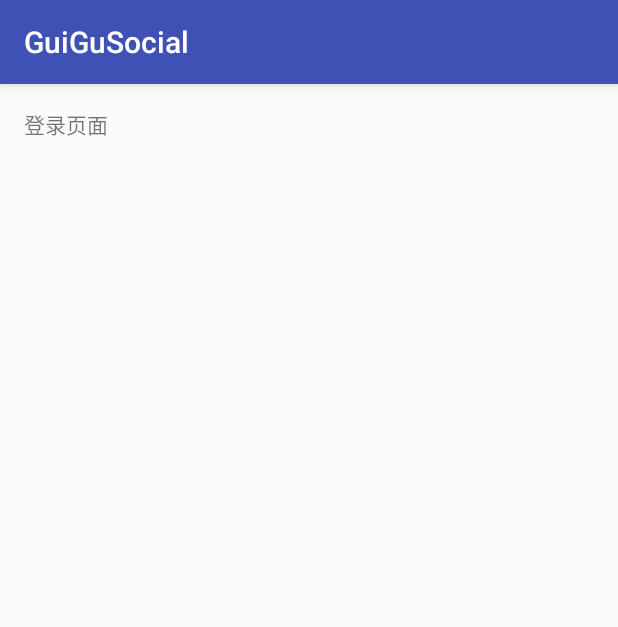
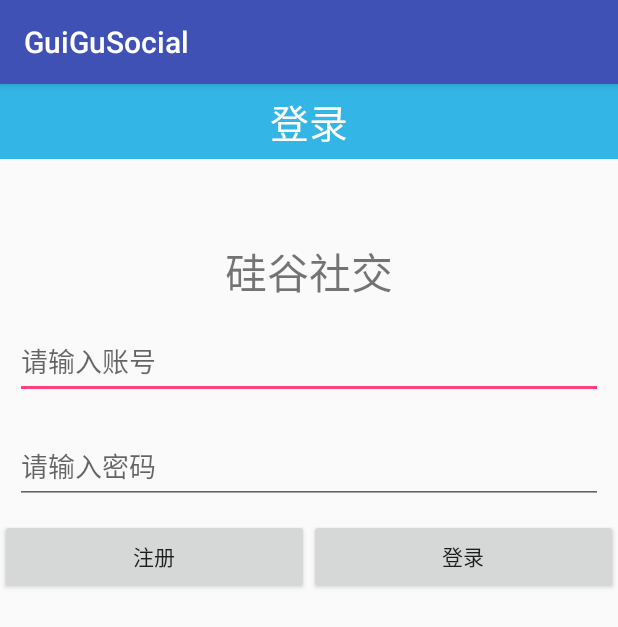
Before and after one commit to lianshuideyu/GuiGuSocial, an Android app: the screen it shows after launch (LoginActivity), on a phone screen of 412 x 824 dp. Shown: the top 627 px of the screen. Run offline under Robolectric (Android 15) with nearby library versions, the phone set to English and light mode, and no system bars; our stand-ins replace ButterKnife; libraries missing offline, so code that uses them is left out: com.hyphenate.chat; 6 statements that could not run were skipped.

```diff
--- a/app/src/main/java/com/atguigu/guigusocial/common/MyApplication.java
+++ b/app/src/main/java/com/atguigu/guigusocial/common/MyApplication.java
@@ -2,6 +2,7 @@ package com.atguigu.guigusocial.common;
 
 import android.app.Application;
 
+import com.atguigu.guigusocial.model.Model;
 import com.hyphenate.chat.EMClient;
 import com.hyphenate.chat.EMOptions;
 
@@ -24,5 +25,12 @@ public class MyApplication extends Application {
         EMClient.getInstance().init(this, options);
 //在做打包混淆时，关闭debug模式，避免消耗不必要的资源
         EMClient.getInstance().setDebugMode(true);
+
+        /**
+         * 初始化Model
+         *
+         */
+        Model.getInstance().init(this);
+
     }
 }
--- /dev/null
+++ b/app/src/main/java/com/atguigu/guigusocial/model/Model.java
@@ -0,0 +1,45 @@
+package com.atguigu.guigusocial.model;
+
+import android.content.Context;
+
+import java.util.concurrent.ExecutorService;
+import java.util.concurrent.Executors;
+
+/**
+ * Created by Administrator on 2017/7/1.
+ */
+
+public class Model {
+
+    private Context context;
+
+    private Model(){
+    }
+
+    private static Model model = new Model();
+
+    public static Model getInstance(){
+
+        return model;
+    }
+
+    /**
+     * 用于初始化
+     * @param context
+     */
+    public void init(Context context){
+        this.context = context;
+    }
+
+    /**
+     * 创建线程池
+     */
+    private  ExecutorService service = Executors.newCachedThreadPool();
+
+    public ExecutorService getGlobalThread(){
+
+        return service;
+    }
+
+
+}
--- a/app/src/main/java/com/atguigu/guigusocial/view/activity/LoginActivity.java
+++ b/app/src/main/java/com/atguigu/guigusocial/view/activity/LoginActivity.java
@@ -1,15 +1,54 @@
 package com.atguigu.guigusocial.view.activity;
 
-import android.os.Bundle;
-import android.support.v7.app.AppCompatActivity;
+import android.view.View;
+import android.widget.Button;
+import android.widget.EditText;
 
 import com.atguigu.guigusocial.R;
+import com.atguigu.guigusocial.common.BaseActivity;
 
-public class LoginActivity extends AppCompatActivity {
+import butterknife.InjectView;
+import butterknife.OnClick;
+
+public class LoginActivity extends BaseActivity {
+
+    @InjectView(R.id.login_et_username)
+    EditText loginEtUsername;
+    @InjectView(R.id.login_et_password)
+    EditText loginEtPassword;
+    @InjectView(R.id.login_btn_register)
+    Button loginBtnRegister;
+    @InjectView(R.id.login_btn_login)
+    Button loginBtnLogin;
+
 
     @Override
-    protected void onCreate(Bundle savedInstanceState) {
-        super.onCreate(savedInstanceState);
-        setContentView(R.layout.activity_login);
+    public void initListener() {
+
+    }
+
+    @Override
+    public void initData() {
+
+    }
+
+    @Override
+    public void initView() {
+
+    }
+
+    @Override
+    public int getLayoutId() {
+        return R.layout.activity_login;
+    }
+
+    @OnClick({R.id.login_btn_register, R.id.login_btn_login})
+    public void onViewClicked(View view) {
+        switch (view.getId()) {
+            case R.id.login_btn_register:
+                break;
+            case R.id.login_btn_login:
+                break;
+        }
     }
 }
--- a/app/src/main/java/com/atguigu/guigusocial/view/activity/SplashActivity.java
+++ b/app/src/main/java/com/atguigu/guigusocial/view/activity/SplashActivity.java
@@ -5,6 +5,7 @@ import android.os.CountDownTimer;
 
 import com.atguigu.guigusocial.R;
 import com.atguigu.guigusocial.common.BaseActivity;
+import com.atguigu.guigusocial.model.Model;
 import com.atguigu.guigusocial.view.MainActivity;
 import com.hyphenate.chat.EMClient;
 
@@ -40,9 +41,9 @@ public class SplashActivity extends BaseActivity {
         /**
          * 检测是否登录过为耗时操作，在子线程执行
          */
-        new Thread(){
-            public void run(){
-
+        Model.getInstance().getGlobalThread().execute(new Runnable() {
+            @Override
+            public void run() {
                 boolean loggedInBefore = EMClient.getInstance().isLoggedInBefore();
 //                Log.e("TAG","run--" + loggedInBefore);
                 if(loggedInBefore) {//之前登录过直接到主页面
@@ -53,7 +54,7 @@ public class SplashActivity extends BaseActivity {
                     startActivity(intent);
                 }
             }
-        }.start();
+        });
     }
 
     @Override
--- a/app/src/main/res/layout/activity_login.xml
+++ b/app/src/main/res/layout/activity_login.xml
@@ -1,18 +1,62 @@
 <?xml version="1.0" encoding="utf-8"?>
-<RelativeLayout xmlns:android="http://schemas.android.com/apk/res/android"
+<LinearLayout xmlns:android="http://schemas.android.com/apk/res/android"
     xmlns:tools="http://schemas.android.com/tools"
     android:id="@+id/activity_login"
+    android:orientation="vertical"
     android:layout_width="match_parent"
     android:layout_height="match_parent"
-    android:paddingBottom="@dimen/activity_vertical_margin"
-    android:paddingLeft="@dimen/activity_horizontal_margin"
-    android:paddingRight="@dimen/activity_horizontal_margin"
-    android:paddingTop="@dimen/activity_vertical_margin"
-    tools:context="com.atguigu.guigusocial.view.activity.LoginActivity">
+    >
+    <RelativeLayout
+        android:layout_width="match_parent"
+        android:layout_height="50dp"
+        android:background="@android:color/holo_blue_light">
 
+        <TextView
+            android:layout_width="wrap_content"
+            android:layout_height="wrap_content"
+            android:text="登录"
+            android:textColor="@android:color/white"
+            android:textSize="26sp"
+            android:layout_centerInParent="true"/>
+    </RelativeLayout>
+    <TextView
+        android:layout_marginTop="50dp"
+        android:layout_width="match_parent"
+        android:layout_height="50dp"
+        android:text="硅谷社交"
+        android:textSize="28sp"
+        android:gravity="center"
+        />
+    <EditText
+        android:layout_width="match_parent"
+        android:layout_height="50dp"
+        android:layout_margin="10dp"
+        android:hint="请输入账号"
+        android:id="@+id/login_et_username"/>
+    <EditText
+        android:layout_width="match_parent"
+        android:layout_height="50dp"
+        android:layout_margin="10dp"
+        android:hint="请输入密码"
+        android:inputType="textPassword"
+        android:id="@+id/login_et_password"/>
+    <LinearLayout
+        android:layout_width="match_parent"
+        android:layout_height="50dp"
+        android:orientation="horizontal">
 
-    <TextView
-        android:text="登录页面"
-        android:layout_width="match_parent"
-        android:layout_height="wrap_content" />
-</RelativeLayout>
+        <Button
+            android:id="@+id/login_btn_register"
+            android:layout_width="0dp"
+            android:layout_height="match_parent"
+            android:layout_weight="1"
+            android:text="注册" />
+
+        <Button
+            android:layout_width="0dp"
+            android:layout_height="match_parent"
+            android:layout_weight="1"
+            android:text="登录"
+            android:id="@+id/login_btn_login"/>
+    </LinearLayout>
+</LinearLayout>
```
